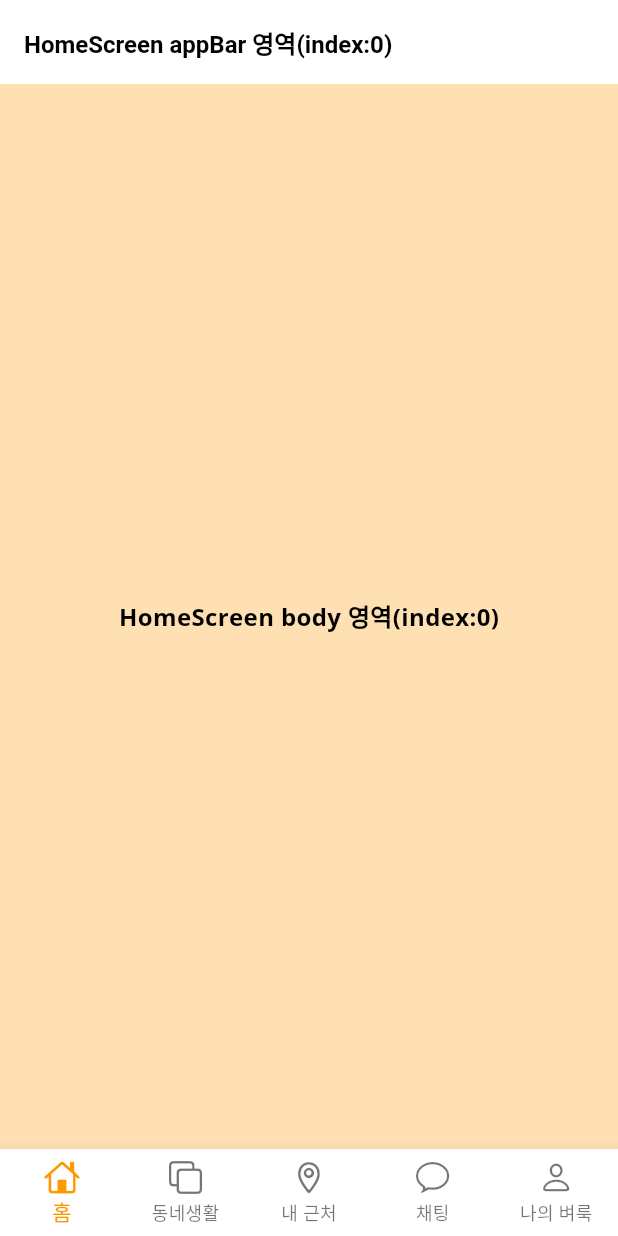
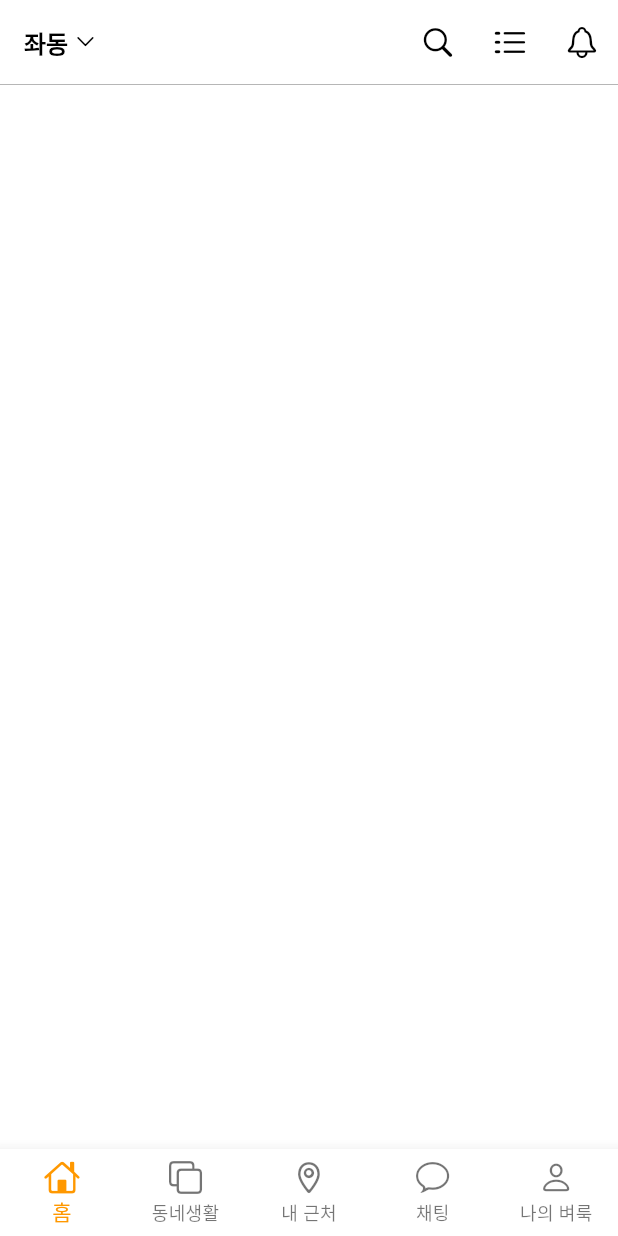
Before and after one commit to 9oj0e/flutter_fleamarket, a Flutter app: the screen it shows after launch, on a phone screen of 412 x 824 dp. Run offline on Flutter 3.47's test engine with Material 3 defaults, Android fonts, the phone set to English and light mode, and no system bars; our stand-ins replace google_fonts.

Commit message:
feat: appbar on homescreen step2

```diff
--- a/lib/main.dart
+++ b/lib/main.dart
@@ -14,7 +14,7 @@
       title: 'flea_market_ui',
       debugShowCheckedModeBanner: true,
       home: MainScreens(),
-      theme: theme(),
+      theme: theme(), // AppBar에 theme 자동 적용
     );
   }
 }
--- a/lib/screens/home/home_screen.dart
+++ b/lib/screens/home/home_screen.dart
@@ -1,3 +1,4 @@
+import 'package:flutter/cupertino.dart';
 import 'package:flutter/material.dart';
 import 'package:flutter_fleamarket/theme.dart';
 
@@ -8,17 +9,28 @@
   Widget build(BuildContext context) {
     return Scaffold(
       appBar: AppBar(
-        title: Text('HomeScreen appBar 영역(index:0)'),
-      ),
-      body: Container(
-        color: Colors.orange[100],
-        child: Center(
-          child: Text(
-            'HomeScreen body 영역(index:0)',
-            style: textTheme().displayMedium,
-          ),
+        title: Row(
+          children: [
+            const Text('좌동'),
+            const SizedBox(width: 4.0),
+            const Icon(
+              CupertinoIcons.chevron_down,
+              size: 15.0,
+            ),
+          ],
+        ),
+        actions: [
+          IconButton(onPressed: () {}, icon: const Icon(CupertinoIcons.search)),
+          IconButton(
+              onPressed: () {}, icon: const Icon(CupertinoIcons.list_dash)),
+          IconButton(onPressed: () {}, icon: const Icon(CupertinoIcons.bell)),
+        ],
+        bottom: const PreferredSize(
+          preferredSize: Size.fromHeight(0.5),
+          child: Divider(thickness: 0.5, height: 0.5, color: Colors.grey),
         ),
       ),
+      body: Container(),
     );
   }
 }
```
